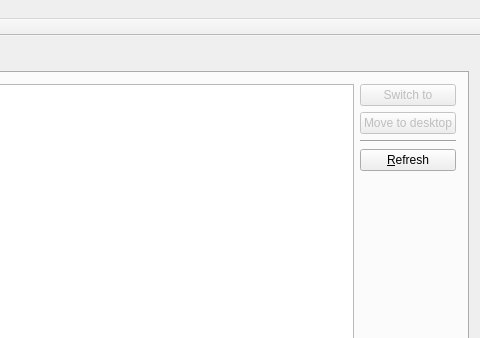
The window that source/mainwindow.ui (martin-kudlicka/virtual-desktop-manager) describes before a commit, drawn with Qt 5; both pictures show x 320 to 800 and y 0 to 338 of the 800 by 600 pixel window.
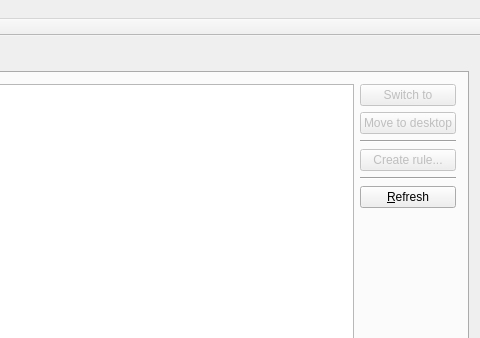
The same window after the commit.

Commit message: + create rule button

Patch:
```diff
--- a/source/mainwindow.ui
+++ b/source/mainwindow.ui
@@ -66,6 +66,23 @@
               </property>
              </widget>
             </item>
+            <item>
+             <widget class="QPushButton" name="createRuleButton">
+              <property name="enabled">
+               <bool>false</bool>
+              </property>
+              <property name="text">
+               <string>Create rule...</string>
+              </property>
+             </widget>
+            </item>
+            <item>
+             <widget class="Line" name="line_3">
+              <property name="orientation">
+               <enum>Qt::Horizontal</enum>
+              </property>
+             </widget>
+            </item>
             <item>
              <widget class="QPushButton" name="refreshApplicationsButton">
               <property name="text">
```
The commit also changes 2 other files.
